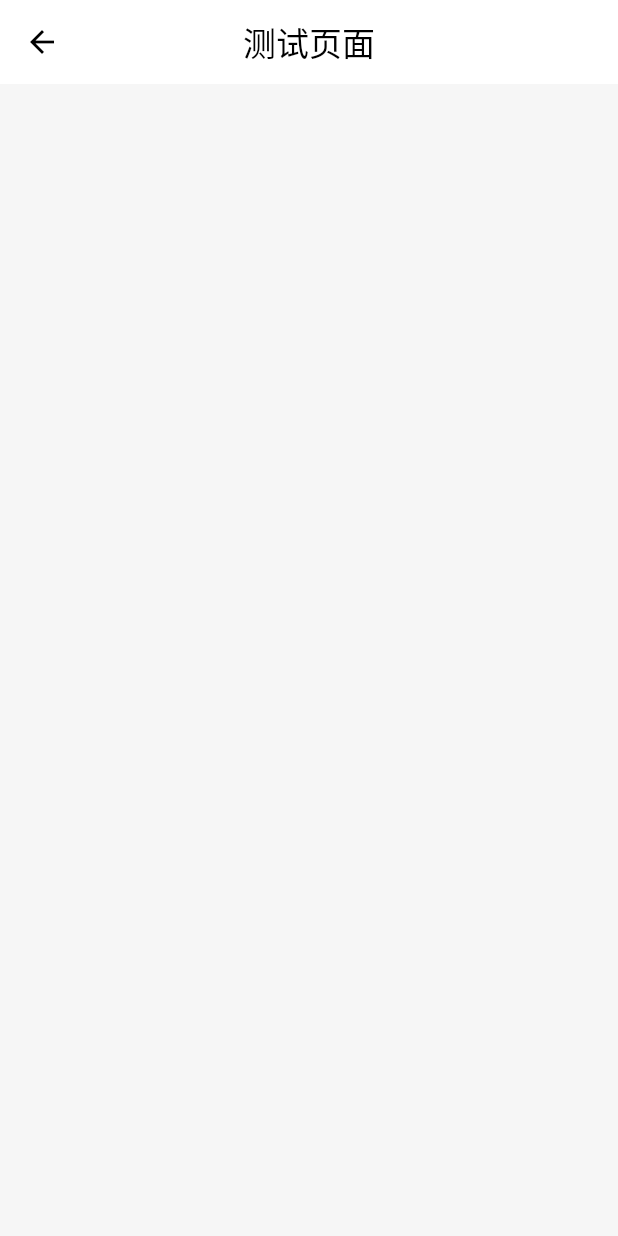
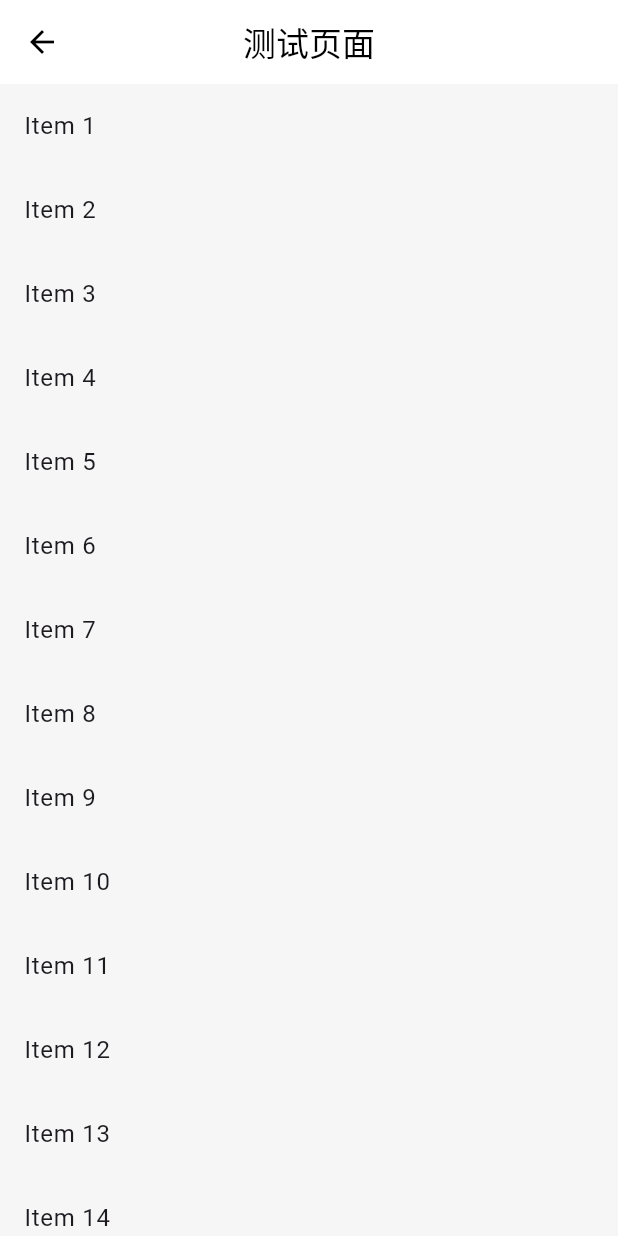
Before and after one commit to wzy-9990/literate-meme, a Flutter app: the PullToRefreshExampleView screen opened by its route, on a phone screen of 412 x 824 dp. Run offline on Flutter 3.47's test engine with Material 3 defaults, Android fonts, the phone set to English and light mode, and no system bars; drawn by our look-alikes of pull_to_refresh; our stand-ins replace dio, flutter_dotenv, flutter_easyloading, flutter_screenutil, get, shared_preferences and 1 more; missing offline and left inert: jpush_flutter; accounts and stored records are empty.

Commit message:
修复下拉刷新页面数据不加载问题
将 GetBuilder 改为 Obx 以自动监听响应式变量 items.obs 的变化。
GetBuilder 需要手动调用 update()，而 Obx 会自动监听 .obs 变量。

```diff
--- a/lib/page/example/pullToRefresh/view.dart
+++ b/lib/page/example/pullToRefresh/view.dart
@@ -13,10 +13,8 @@ class PullToRefreshExampleView extends StatelessWidget {
       appBar: AppBar(
         title: const Text('测试页面'),
       ),
-      body: GetBuilder<PullToRefreshExampleLogic>(
-        init: logic,
-        builder: (logic) {
-          return BasePullToRefreshList(
+      body: Obx(
+        () => BasePullToRefreshList(
           refreshController: logic.refreshController,
           onRefresh: logic.onRefresh,
           onLoadMore: logic.onLoadMore,
@@ -30,8 +28,7 @@ class PullToRefreshExampleView extends StatelessWidget {
                 ),
               )
               .toList(),
-          );
-        },
+        ),
       ),
     );
   }
```
Lines whose indentation alone changed are shown as unchanged.
